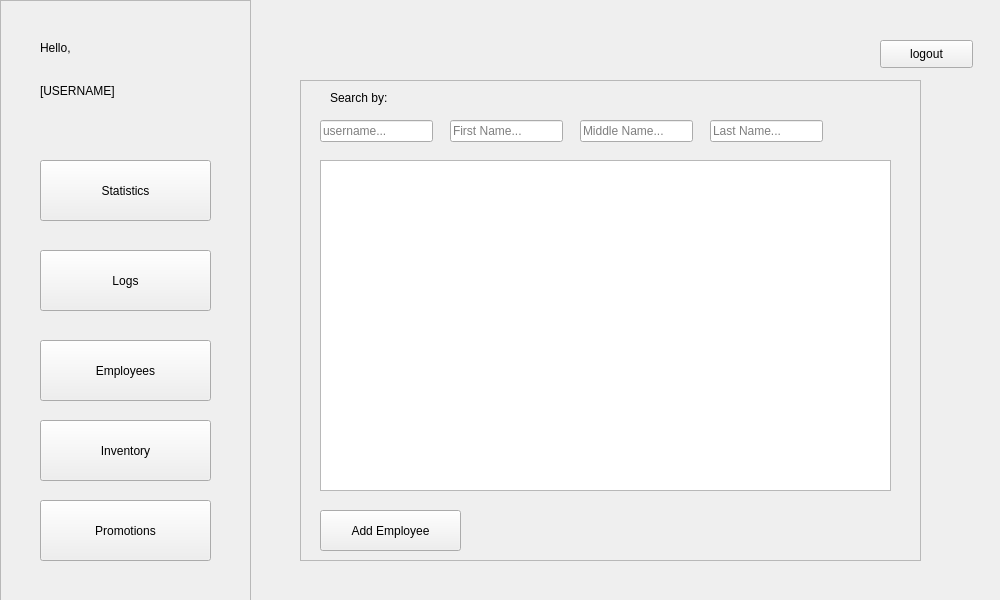
Before: the Qt Designer form POS/UI/employees.ui in ReiZedlav/CSCC-21.1-Software-Engineering-1, drawn with Qt 5.
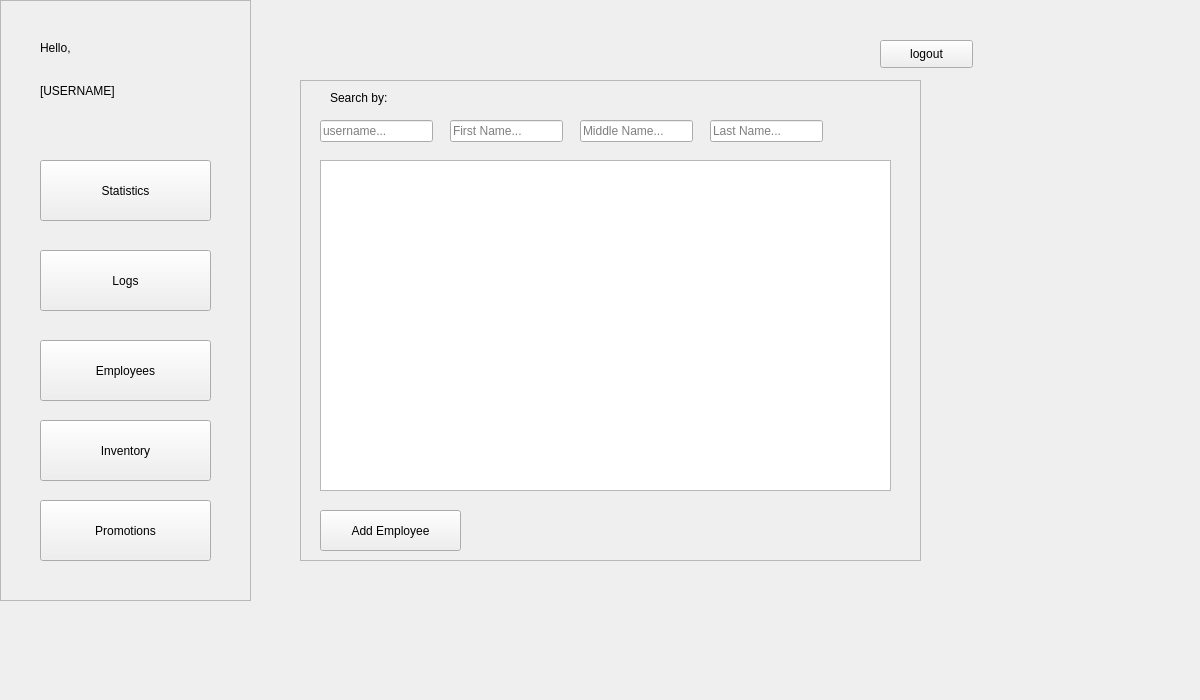
After: the same form once the commit is applied.

What changed in the file:
```diff
--- a/POS/UI/employees.ui
+++ b/POS/UI/employees.ui
@@ -6,8 +6,8 @@
    <rect>
     <x>0</x>
     <y>0</y>
-    <width>1000</width>
-    <height>600</height>
+    <width>1200</width>
+    <height>700</height>
    </rect>
   </property>
   <property name="windowTitle">
```
Left out of the diff: 4 changed lines with no effect on the pictures.
